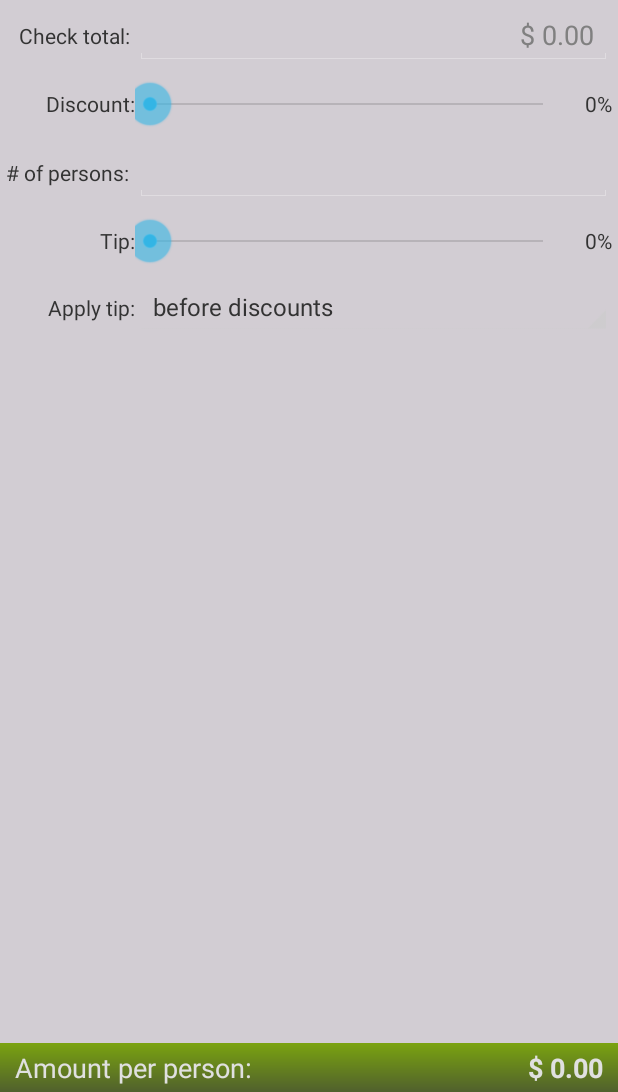
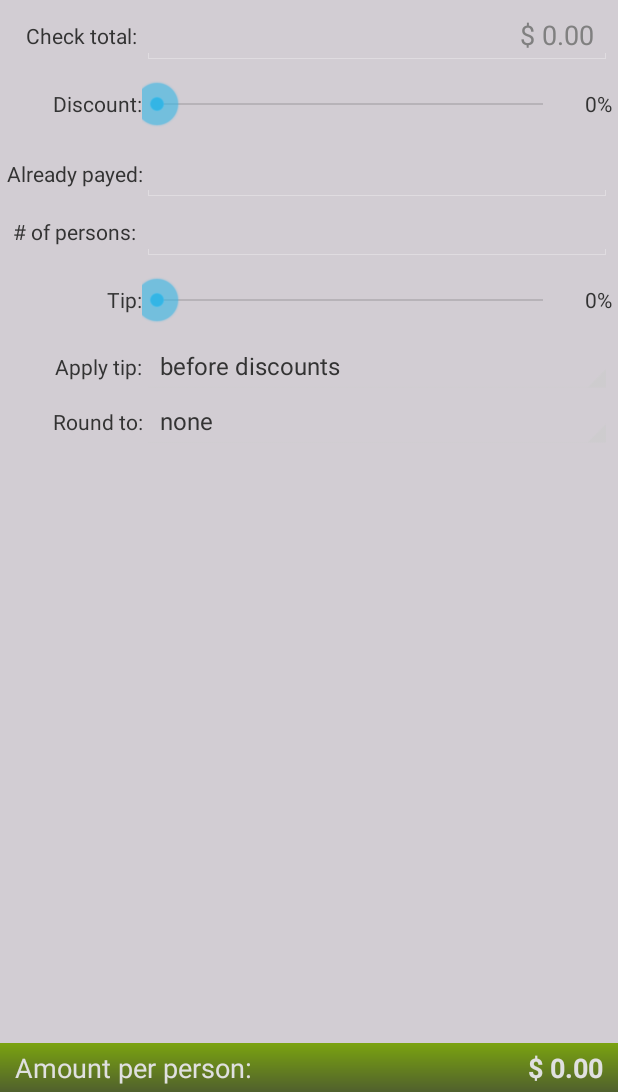
Before and after one commit to axelitus/android-CheckSplit, an Android app: the screen it shows after launch (MainActivity), on a phone screen of 412 x 824 dp, the part 144-1236 px from its top. Run offline under Robolectric (Android 15) with nearby library versions, the phone set to English and light mode, and no system bars.

Commit message:
Added the posibility for rounding

```diff
--- a/CheckSplit/src/main/java/mx/axdev/android/checksplit/MainActivity.java
+++ b/CheckSplit/src/main/java/mx/axdev/android/checksplit/MainActivity.java
@@ -27,6 +27,11 @@ public class MainActivity extends Activity {
     protected TextView lbl_discount_symbol;
     protected float discount = 0;       // 0-1 percentage
 
+    // already payed
+    protected EditText txt_already_payed;
+    protected float already_payed = 0;
+    protected boolean already_payed_formatting = false;
+
     // person_count
     protected EditText txt_person_count;
     protected int person_count = 0;
@@ -38,20 +43,30 @@ public class MainActivity extends Activity {
 
     // apply tip
     protected Spinner dpd_tip;
-    protected int dpd_tip_selected = TIP_BEFORE_DISCOUNT;
+    protected int dpd_tip_selected = TIP_BEFORE_DISCOUNTS;
 
     // result
     protected TextView lbl_result;
     protected float sub_total = 0;
     protected float result = 0;
 
+    // round to
+    protected Spinner dpd_round_to;
+    protected int dpd_round_to_selected = TIP_BEFORE_DISCOUNTS;
+
     // currency_formatter
     protected DecimalFormat decimal_formatter = null;
     protected DecimalFormat currency_formatter = null;
 
     // Some constants
-    public static final int TIP_BEFORE_DISCOUNT = 0;
-    public static final int TIP_AFTER_DISCOUNT = 1;
+    public static final int TIP_BEFORE_DISCOUNTS = 0;
+    public static final int TIP_AFTER_DISCOUNTS = 1;
+
+    public static final int ROUND_TO_NONE = 0;
+    public static final int ROUND_TO_ONE_UNIT = 1;
+    public static final int ROUND_TO_FIVE_UNITS = 2;
+    public static final int ROUND_TO_TEN_UNITS = 3;
+
 
     @Override
     protected void onCreate(Bundle savedInstanceState) {
@@ -79,11 +94,13 @@ public class MainActivity extends Activity {
         this.txt_check_total = (EditText) findViewById(R.id.main_txt_check_total);
         this.skb_discount = (SeekBar) findViewById(R.id.main_skb_discount);
         this.lbl_discount_symbol = (TextView) findViewById(R.id.main_lbl_discount_symbol);
+        this.txt_already_payed = (EditText) findViewById(R.id.main_txt_already_payed);
         this.txt_person_count = (EditText) findViewById(R.id.main_txt_person_count);
         this.skb_tip = (SeekBar) findViewById(R.id.main_skb_tip);
         this.dpd_tip = (Spinner) findViewById(R.id.main_dpd_apply_tip);
         this.lbl_tip_symbol = (TextView) findViewById(R.id.main_lbl_tip_symbol);
         this.lbl_result = (TextView) findViewById(R.id.main_lbl_result);
+        this.dpd_round_to = (Spinner) findViewById(R.id.main_dpd_round_to);
     }
 
     protected void setup_formatters() {
@@ -182,6 +199,53 @@ public class MainActivity extends Activity {
             }
         });
 
+        // Set event listeners for txt_already_payed
+        this.txt_already_payed.addTextChangedListener(new TextWatcher() {
+            @Override
+            public void beforeTextChanged(CharSequence charSequence, int i, int i2, int i3) {
+
+            }
+
+            @Override
+            public void onTextChanged(CharSequence charSequence, int i, int i2, int i3) {
+
+            }
+
+            @Override
+            public void afterTextChanged(Editable editable) {
+                if(!already_payed_formatting) {
+                    try {
+                        already_payed = Float.parseFloat(editable.toString());
+                    } catch(Exception ex) {
+                        already_payed = 0;
+                    }
+                    calculate();
+                }
+
+                already_payed_formatting = false;
+            }
+        });
+
+        this.txt_already_payed.setOnFocusChangeListener(new View.OnFocusChangeListener() {
+            @Override
+            public void onFocusChange(View view, boolean hasFocus) {
+                already_payed_formatting = true;
+                if(hasFocus) {
+                    if(already_payed > 0) {
+                        txt_already_payed.setText(decimal_formatter.format(already_payed));
+                    } else {
+                        txt_already_payed.setText("");
+                    }
+                } else {
+                    if(check_total > 0) {
+                        txt_already_payed.setText(currency_formatter.format(already_payed));
+                    } else {
+                        txt_already_payed.setText("");
+                    }
+                }
+            }
+        });
+
         // Set event listeners for txt_person_count
         this.txt_person_count.addTextChangedListener(new TextWatcher() {
             @Override
@@ -238,6 +302,20 @@ public class MainActivity extends Activity {
 
             }
         });
+
+        // Set event listeners for dpd_round_to
+        this.dpd_round_to.setOnItemSelectedListener(new AdapterView.OnItemSelectedListener() {
+            @Override
+            public void onItemSelected(AdapterView<?> adapterView, View view, int position, long l) {
+                dpd_round_to_selected = position;
+                calculate();
+            }
+
+            @Override
+            public void onNothingSelected(AdapterView<?> adapterView) {
+
+            }
+        });
     }
 
     @Override
@@ -249,32 +327,52 @@ public class MainActivity extends Activity {
     }
 
     protected void calculate() {
-        this.subtotal();
+        this.calc_discounts_tips();
 
         result = 0;
         if(person_count > 0) {
             result = sub_total / person_count;
         }
 
+        this.calc_rounding();
+
         this.lbl_result.setText(this.monetize(result));
     }
 
-    protected void subtotal() {
+    protected void calc_discounts_tips() {
         float sub_discount;
         float sub_tip = 0;
 
         sub_discount = check_total * discount;
         sub_total = check_total - sub_discount;
-        switch (dpd_tip_selected) {
-            case TIP_BEFORE_DISCOUNT:
+        switch (this.dpd_tip_selected) {
+            case TIP_BEFORE_DISCOUNTS:
                 sub_tip = check_total * tip;
                 break;
-            case TIP_AFTER_DISCOUNT:
+            case TIP_AFTER_DISCOUNTS:
                 sub_tip = sub_total * tip;
                 break;
         }
 
         sub_total += sub_tip;
+        sub_total -= Math.max(already_payed, 0);
+    }
+
+    protected void calc_rounding() {
+        switch(this.dpd_round_to_selected) {
+            case ROUND_TO_NONE:
+                // do nothing
+                break;
+            case ROUND_TO_ONE_UNIT:
+                result = (float) Math.ceil(result);
+                break;
+            case ROUND_TO_FIVE_UNITS:
+                result = (float) Math.ceil(result / 5) * 5;
+                break;
+            case ROUND_TO_TEN_UNITS:
+                result = (float) Math.ceil(result / 10) * 10;
+                break;
+        }
     }
 
     protected String monetize(float result) {
--- a/CheckSplit/src/main/res/layout/activity_main.xml
+++ b/CheckSplit/src/main/res/layout/activity_main.xml
@@ -117,6 +117,27 @@
 
                     <TextView
                             android:layout_width="wrap_content"
+                            android:layout_height="wrap_content"
+                            android:text="Already payed:"
+                            android:id="@+id/main_lbl_already_payed"
+                            android:gravity="center_vertical|right"/>
+
+                    <EditText
+                            android:layout_width="wrap_content"
+                            android:layout_height="wrap_content"
+                            android:inputType="numberDecimal"
+                            android:ems="10"
+                            android:id="@+id/main_txt_already_payed"
+                            android:layout_span="2"
+                            android:gravity="right"/>
+                </TableRow>
+
+                <TableRow
+                        android:layout_width="fill_parent"
+                        android:layout_height="fill_parent">
+
+                    <TextView
+                            android:layout_width="wrap_content"
                             android:layout_height="fill_parent"
                             android:text="@string/main_person_count"
                             android:id="@+id/main_lbl_person_count"
@@ -182,6 +203,25 @@
                             android:layout_span="2"/>
                 </TableRow>
 
+                <TableRow
+                        android:layout_width="fill_parent"
+                        android:layout_height="fill_parent">
+
+                    <TextView
+                            android:layout_width="wrap_content"
+                            android:layout_height="fill_parent"
+                            android:text="Round to:"
+                            android:id="@+id/main_lbl_round_to"
+                            android:gravity="center_vertical|right"/>
+
+                    <Spinner
+                            android:layout_width="fill_parent"
+                            android:layout_height="wrap_content"
+                            android:id="@+id/main_dpd_round_to"
+                            android:layout_span="2"
+                            android:entries="@array/round_to_options"/>
+                </TableRow>
+
             </TableLayout>
         </ScrollView>
 
```
